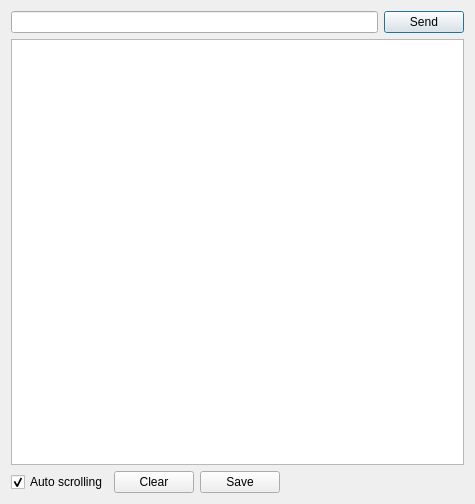
First picture: the form in testdialog.ui, repository AceOfSnakes/AvrPioRemote, before the edit.
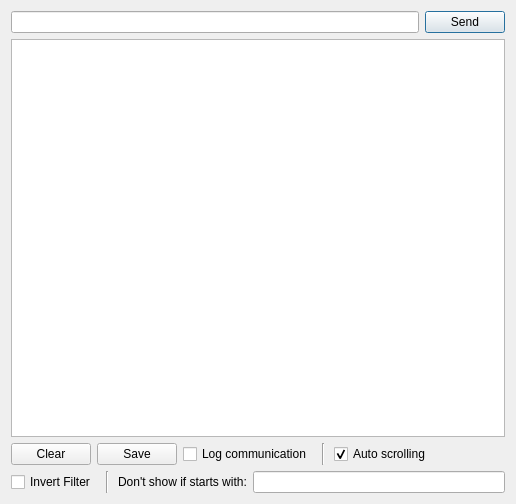
Second picture: the form after the edit.

Commit message: Testfenster mit Filter und abgeschaltet als Standardeinstellung aus Performanzgründen. Einstellungen für iPod/USB Fenster. Namen der nicht verwendeten Methodenparameter auskommentiert um den Compiler glücklich zu machen (warnings). Icons im NetRadio.

```diff
--- a/testdialog.ui
+++ b/testdialog.ui
@@ -6,7 +6,7 @@
    <rect>
     <x>0</x>
     <y>0</y>
-    <width>475</width>
+    <width>516</width>
     <height>504</height>
    </rect>
   </property>
@@ -53,16 +53,6 @@
      </item>
      <item>
       <layout class="QHBoxLayout" name="horizontalLayout_2">
-       <item>
-        <widget class="QCheckBox" name="AutoScrollingCheckBox">
-         <property name="text">
-          <string>Auto scrolling</string>
-         </property>
-         <property name="checked">
-          <bool>true</bool>
-         </property>
-        </widget>
-       </item>
        <item>
         <widget class="QPushButton" name="ClearButton">
          <property name="sizePolicy">
@@ -83,6 +73,39 @@
          </property>
         </widget>
        </item>
+       <item>
+        <widget class="QCheckBox" name="LogCommunicationCheckBox">
+         <property name="text">
+          <string>Log communication</string>
+         </property>
+        </widget>
+       </item>
+       <item>
+        <widget class="QFrame" name="frame_2">
+         <property name="minimumSize">
+          <size>
+           <width>10</width>
+           <height>0</height>
+          </size>
+         </property>
+         <property name="frameShape">
+          <enum>QFrame::VLine</enum>
+         </property>
+         <property name="frameShadow">
+          <enum>QFrame::Sunken</enum>
+         </property>
+        </widget>
+       </item>
+       <item>
+        <widget class="QCheckBox" name="AutoScrollingCheckBox">
+         <property name="text">
+          <string>Auto scrolling</string>
+         </property>
+         <property name="checked">
+          <bool>true</bool>
+         </property>
+        </widget>
+       </item>
        <item>
         <spacer name="horizontalSpacer_2">
          <property name="orientation">
@@ -98,6 +121,50 @@
        </item>
       </layout>
      </item>
+     <item>
+      <layout class="QHBoxLayout" name="horizontalLayout_3">
+       <item>
+        <widget class="QCheckBox" name="checkBox">
+         <property name="text">
+          <string>Invert Filter</string>
+         </property>
+        </widget>
+       </item>
+       <item>
+        <widget class="QFrame" name="frame">
+         <property name="minimumSize">
+          <size>
+           <width>10</width>
+           <height>0</height>
+          </size>
+         </property>
+         <property name="frameShape">
+          <enum>QFrame::VLine</enum>
+         </property>
+         <property name="frameShadow">
+          <enum>QFrame::Sunken</enum>
+         </property>
+        </widget>
+       </item>
+       <item>
+        <widget class="QLabel" name="label">
+         <property name="toolTip">
+          <string>A list of strings separated by space</string>
+         </property>
+         <property name="text">
+          <string>Don't show if starts with:</string>
+         </property>
+        </widget>
+       </item>
+       <item>
+        <widget class="QLineEdit" name="FilterLineEdit">
+         <property name="toolTip">
+          <string>A list of strings separated by space</string>
+         </property>
+        </widget>
+       </item>
+      </layout>
+     </item>
     </layout>
    </item>
   </layout>
```
Left out of the diff: 2 changed lines with no effect on the pictures. The commit also changes 21 other files.
